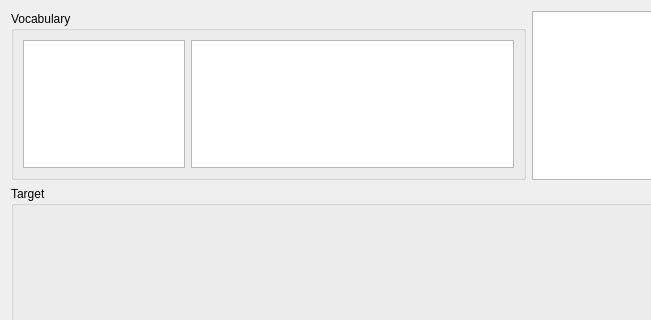
First picture: the form in source/vocabularymanagerdialog/wordsexportdialog.ui, repository martin-kudlicka/vocabulary-master, before the edit; both pictures show x 0 to 651 and y 0 to 320 of the 800 by 600 pixel window.
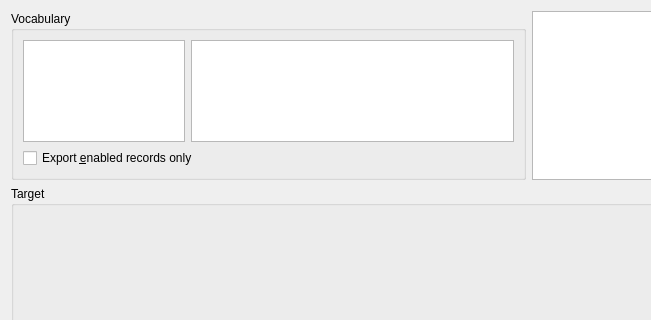
Second picture: the form after the edit.

Commit message: + export enabled records only option

Patch:
```diff
--- a/source/vocabularymanagerdialog/wordsexportdialog.ui
+++ b/source/vocabularymanagerdialog/wordsexportdialog.ui
@@ -37,6 +37,8 @@
         <property name="title">
          <string>Vocabulary</string>
         </property>
+        <layout class="QVBoxLayout" name="verticalLayout_3">
+         <item>
         <layout class="QHBoxLayout" name="horizontalLayout">
          <item>
           <widget class="QTreeView" name="qtvCategories">
@@ -68,6 +70,15 @@
            <attribute name="headerStretchLastSection">
             <bool>false</bool>
            </attribute>
+            </widget>
+           </item>
+          </layout>
+         </item>
+         <item>
+          <widget class="QCheckBox" name="qcbExportEnabledOnly">
+           <property name="text">
+            <string>Export &amp;enabled records only</string>
+           </property>
           </widget>
          </item>
         </layout>
```
Lines whose indentation alone changed are shown as unchanged. The commit also changes 5 other files.
